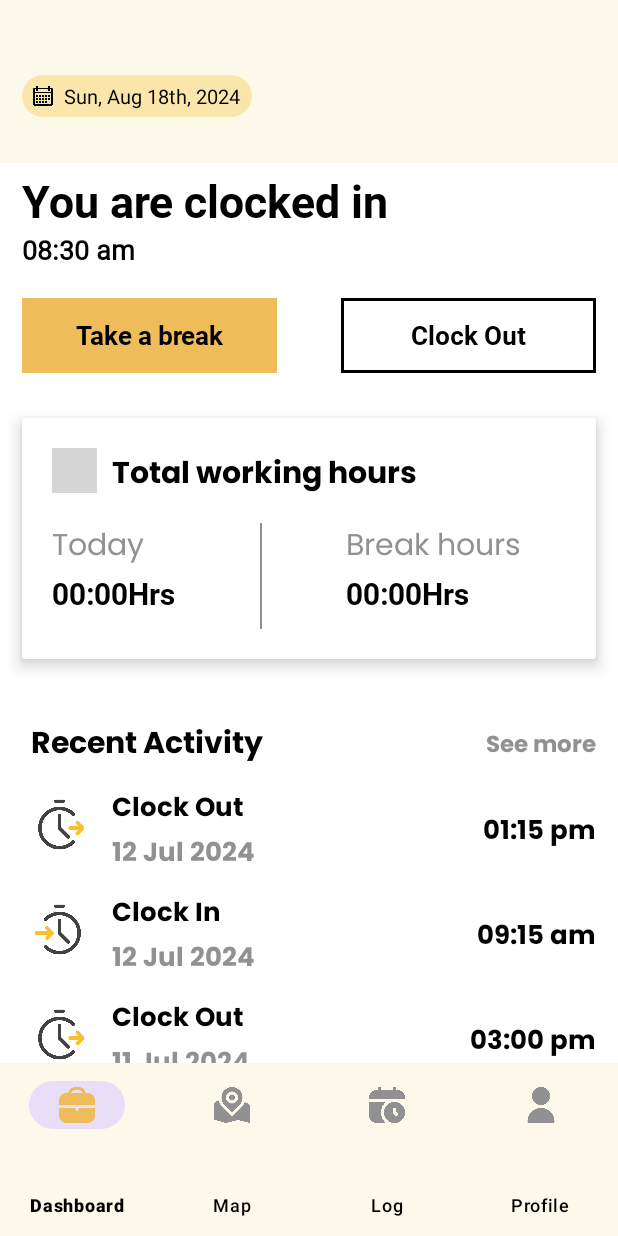
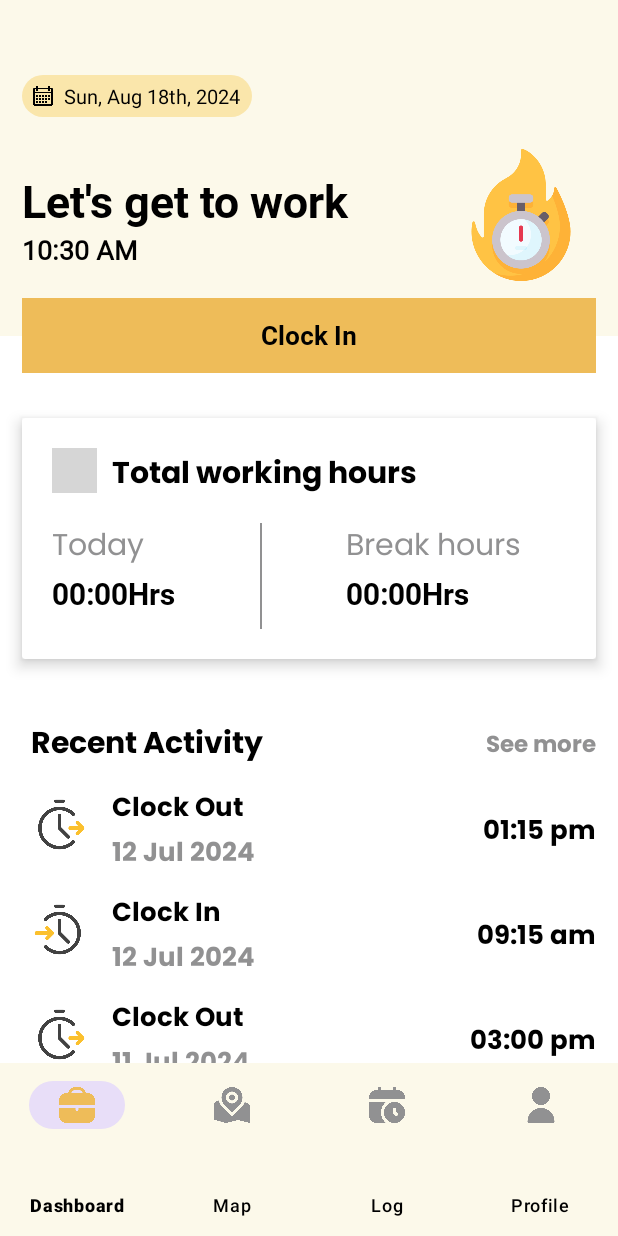
Before and after one commit to Aakash-Khamari/Nexus, an Android app: the screen it shows after launch (MainActivity), on a phone screen of 412 x 824 dp. Run offline under Robolectric (Android 15) with nearby library versions, the phone set to English and light mode, and no system bars; our stand-ins replace navigation-ui; grey boxes are pictures that could not be loaded.

Commit message:
Navigation Implemented

```diff
--- a/app/src/main/java/com/sovereign/clockify/Dashboard/Dashboard.kt
+++ b/app/src/main/java/com/sovereign/clockify/Dashboard/Dashboard.kt
@@ -1,12 +1,24 @@
 package com.sovereign.clockify.Dashboard
 
+import android.animation.Animator
+import android.animation.AnimatorListenerAdapter
+import android.animation.ObjectAnimator
 import android.os.Bundle
 import androidx.fragment.app.Fragment
 import android.view.LayoutInflater
 import android.view.View
 import android.view.ViewGroup
+import android.view.animation.Animation
+import android.view.animation.AnimationUtils
+import android.widget.Toast
+import androidx.navigation.fragment.findNavController
+import androidx.viewpager2.widget.ViewPager2
+import com.google.android.material.bottomnavigation.BottomNavigationView
+import com.sovereign.clockify.R
 import com.sovereign.clockify.databinding.FragmentDashboardBinding
+import kotlinx.coroutines.NonCancellable.start
 import java.text.SimpleDateFormat
+import java.util.Calendar
 import java.util.Date
 import java.util.Locale
 
@@ -14,18 +26,135 @@ class Dashboard : Fragment() {
 
     private var _binding: FragmentDashboardBinding? = null
     private val binding get() = _binding!!
+    private var isOnBreak = false
+    private lateinit var fadeIn: Animation
+    private lateinit var fadeOut: Animation
 
     override fun onCreateView(
         inflater: LayoutInflater, container: ViewGroup?,
         savedInstanceState: Bundle?
-    ): View? {
+    ): View {
         _binding = FragmentDashboardBinding.inflate(inflater, container, false)
         val view = binding.root
 
-        // Set the formatted date with suffix
-        setFormattedDateWithSuffix()
+        // Initialize animations here
+        fadeIn = AnimationUtils.loadAnimation(requireContext(), R.anim.fade_in)
+        fadeOut = AnimationUtils.loadAnimation(requireContext(), R.anim.fade_out)
+
+        // Set Date Function
+        setDate()
+        // Set Date Function
+        setTime()
+
+
+        binding.clockInBtn.setOnClickListener(){
+            handleClockInAction()
+        }
+
+        binding.TakeABreakBtn.setOnClickListener(){
+            handleBreakAction()
+        }
+
+        binding.clockOutBtn.setOnClickListener(){
+            handleClockOutAction()
+        }
+
+        val viewPager = activity?.findViewById<ViewPager2>(R.id.home_viewPager)
+        binding.seeMoreBtn.setOnClickListener {
+            handleSeeMoreAction()
+        }
+
 
         return view
+    }
+
+    private fun handleSeeMoreAction() {
+        // Access the ViewPager2 from the parent activity
+        val viewPager = activity?.findViewById<ViewPager2>(R.id.home_viewPager)
+
+        // Check if ViewPager2 is not null
+        if (viewPager != null) {
+            // Set the current item of ViewPager2 to 2
+            viewPager.currentItem = 2
+
+            // Access the BottomNavigationView from the parent activity
+            val bottomNavView = activity?.findViewById<BottomNavigationView>(R.id.bottom_nav_view)
+
+            // Check if BottomNavigationView is not null
+            if (bottomNavView != null) {
+                // Update BottomNavigationView selection to match the ViewPager2 item
+                bottomNavView.menu.getItem(2).isChecked = true
+            }
+        }
+    }
+
+    private fun handleBreakAction() {
+
+        if (!isOnBreak){
+
+            // Update the text of the TextView
+            binding.currentStatusTV.text = getString(R.string.on_break_text)
+            binding.currentStatusTV.startAnimation(fadeIn)
+            binding.clockOutImg.visibility = View.VISIBLE
+            binding.clockOutImg.startAnimation(fadeIn)
+            binding.TakeABreakBtn.text = getString(R.string.end_break)
+
+
+
+            isOnBreak = true
+        }else{
+
+            binding.clockOutImg.visibility = View.GONE
+            binding.currentStatusTV.text = getString(R.string.clocked_in_text)
+            binding.currentStatusTV.startAnimation(fadeOut)
+            binding.TakeABreakBtn.text = getString(R.string.take_break)
+            isOnBreak = false
+        }
+        // Additional actions specific to Clock Out
+    }
+
+    private fun handleClockInAction() {
+
+        // Update the text of the TextView
+        binding.currentStatusTV.text = getString(R.string.clocked_in_text)
+        binding.clockOutImg.visibility = View.GONE
+        //binding.clockInBtn.startAnimation(fadeOut)
+        binding.clockInBtn.visibility = View.GONE
+        //binding.TakeABreakBtn.startAnimation(fadeIn)
+        binding.TakeABreakBtn.visibility = View.VISIBLE
+        //binding.clockOutBtn.startAnimation(fadeIn)
+        binding.clockOutBtn.visibility = View.VISIBLE
+
+
+        // Additional actions specific to Clock In
+    }
+
+    private fun handleClockOutAction() {
+
+        if (isOnBreak){
+            Toast.makeText(requireContext(), "End your break to Clock Out", Toast.LENGTH_SHORT).show()
+        }else {
+            // Update the text of the TextView
+            binding.currentStatusTV.text = getString(R.string.clocked_out_text)
+            binding.clockOutImg.visibility = View.VISIBLE
+            //binding.TakeABreakBtn.startAnimation(fadeOut)
+            binding.TakeABreakBtn.visibility = View.GONE
+            //binding.clockOutBtn.startAnimation(fadeOut)
+            binding.clockOutBtn.visibility = View.GONE
+            //binding.clockInBtn.startAnimation(fadeIn)
+            binding.clockInBtn.visibility = View.VISIBLE
+        }
+
+        // Additional actions specific to Clock Out
+    }
+
+    private fun setTime() {
+        val calendar = Calendar.getInstance()
+        val timeFormat = SimpleDateFormat("hh:mm a", java.util.Locale.getDefault())
+        val formattedTime = timeFormat.format(calendar.time)
+
+        // Set the formatted time to the TextView
+        binding.currentTime.text = formattedTime
     }
 
     // Function to determine the correct suffix for the day
@@ -43,7 +172,7 @@ class Dashboard : Fragment() {
     }
 
     // Function to format the date with the appropriate suffix
-    private fun setFormattedDateWithSuffix() {
+    private fun setDate() {
         val currentDate = Date()
         val dateFormat = SimpleDateFormat("EEE, MMM d", Locale.getDefault())
         val yearFormat = SimpleDateFormat("yyyy", Locale.getDefault())
--- a/app/src/main/java/com/sovereign/clockify/bottomNavigation/BottomNavigation.kt
+++ b/app/src/main/java/com/sovereign/clockify/bottomNavigation/BottomNavigation.kt
@@ -6,11 +6,16 @@ import android.view.LayoutInflater
 import android.view.View
 import android.view.ViewGroup
 import androidx.viewpager2.widget.ViewPager2
-import com.google.android.material.bottomnavigation.BottomNavigationView
+import com.sovereign.clockify.Dashboard.Dashboard
+import com.sovereign.clockify.Log.Log
+import com.sovereign.clockify.Map.MapScreen
+import com.sovereign.clockify.Profile.Profile
 import com.sovereign.clockify.R
 import com.sovereign.clockify.databinding.FragmentBottomNavigationBinding
 
 class BottomNavigation : Fragment() {
+
+    private lateinit var bottomNavigationItemsAdapter: BottomNavigationItemsAdapter
 
     private var _binding: FragmentBottomNavigationBinding? = null
     private val binding get() = _binding!!
@@ -20,24 +25,43 @@ class BottomNavigation : Fragment() {
         savedInstanceState: Bundle?
     ): View? {
         _binding = FragmentBottomNavigationBinding.inflate(inflater, container, false)
+
+        setOnboardingItems()
+
         return binding.root
     }
 
-    override fun onViewCreated(view: View, savedInstanceState: Bundle?) {
-        super.onViewCreated(view, savedInstanceState)
+    private fun setOnboardingItems() {
+        // Set up the ViewPager2 with the adapter
+        bottomNavigationItemsAdapter = BottomNavigationItemsAdapter(
+            listOf(
+                Dashboard(),
+                MapScreen(),
+                Log(),
+                Profile()
+            ),
+            requireActivity().supportFragmentManager,
+            lifecycle
+        )
 
-        val viewPager: ViewPager2 = binding.homeViewPager
-        val bottomNavView: BottomNavigationView = binding.bottomNavView
+        val viewPager = binding.homeViewPager
+        viewPager.adapter = bottomNavigationItemsAdapter
 
-        val adapter = BottomNavigationItemsAdapter(childFragmentManager, lifecycle)
-        viewPager.adapter = adapter
+        // Synchronize ViewPager2 with BottomNavigationView
+        viewPager.registerOnPageChangeCallback(object : ViewPager2.OnPageChangeCallback() {
+            override fun onPageSelected(position: Int) {
+                binding.bottomNavView.menu.getItem(position).isChecked = true
+            }
+        })
 
-        bottomNavView.setOnNavigationItemSelectedListener { item ->
+        // Synchronize BottomNavigationView with ViewPager2
+        binding.bottomNavView.setOnItemSelectedListener { item ->
             when (item.itemId) {
                 R.id.navDashboard -> viewPager.currentItem = 0
                 R.id.navMap -> viewPager.currentItem = 1
                 R.id.navAttendance -> viewPager.currentItem = 2
                 R.id.navProfile -> viewPager.currentItem = 3
+                else -> false
             }
             true
         }
--- a/app/src/main/java/com/sovereign/clockify/bottomNavigation/BottomNavigationItemsAdapter.kt
+++ b/app/src/main/java/com/sovereign/clockify/bottomNavigation/BottomNavigationItemsAdapter.kt
@@ -10,20 +10,18 @@ import com.sovereign.clockify.Map.MapScreen
 import com.sovereign.clockify.Profile.Profile
 
 
-class BottomNavigationItemsAdapter(
-    fragmentManager: FragmentManager,
-    lifecycle: Lifecycle
-) : FragmentStateAdapter(fragmentManager, lifecycle) {
+class BottomNavigationItemsAdapter(list: List<Fragment>, fm: FragmentManager, lifecycle: Lifecycle):
+    FragmentStateAdapter(fm,lifecycle) {
 
-    override fun getItemCount(): Int = 4
+    private val fragmentList = list
+
+    override fun getItemCount(): Int {
+        return fragmentList.size
+
+    }
 
     override fun createFragment(position: Int): Fragment {
-        return when (position) {
-            0 -> Dashboard()
-            1 -> MapScreen()
-            2 -> Log()
-            3 -> Profile()
-            else -> throw IllegalStateException("Unexpected position $position")
-        }
+        return fragmentList[position]
     }
+
 }
--- /dev/null
+++ b/app/src/main/res/anim/fade_in.xml
@@ -0,0 +1,5 @@
+<?xml version="1.0" encoding="utf-8"?>
+<alpha xmlns:android="http://schemas.android.com/apk/res/android"
+    android:fromAlpha="0.0"
+    android:toAlpha="1.0"
+    android:duration="500"/>
--- /dev/null
+++ b/app/src/main/res/anim/fade_out.xml
@@ -0,0 +1,5 @@
+<?xml version="1.0" encoding="utf-8"?>
+<alpha xmlns:android="http://schemas.android.com/apk/res/android"
+    android:fromAlpha="1.0"
+    android:toAlpha="0.0"
+    android:duration="500"/>
--- a/app/src/main/res/layout/fragment_bottom_navigation.xml
+++ b/app/src/main/res/layout/fragment_bottom_navigation.xml
@@ -9,7 +9,7 @@
     <androidx.viewpager2.widget.ViewPager2
         android:id="@+id/home_viewPager"
         android:layout_width="match_parent"
-        android:layout_height="0dp"
+        android:layout_height="match_parent"
         app:layout_constraintBottom_toTopOf="@+id/bottom_nav_view"
         app:layout_constraintEnd_toEndOf="parent"
         app:layout_constraintStart_toStartOf="parent"
--- a/app/src/main/res/layout/fragment_dashboard.xml
+++ b/app/src/main/res/layout/fragment_dashboard.xml
@@ -5,7 +5,8 @@
     android:layout_width="match_parent"
     android:layout_height="match_parent"
     tools:context=".Dashboard.Dashboard"
-    android:background="@drawable/home_background">
+    android:background="@drawable/home_background"
+    android:paddingBottom="115dp">
 
     <ScrollView
         android:layout_width="match_parent"
@@ -14,7 +15,7 @@
 
         <androidx.constraintlayout.widget.ConstraintLayout
             android:layout_width="match_parent"
-            android:layout_height="match_parent">
+            android:layout_height="wrap_content">
 
     <androidx.constraintlayout.widget.Guideline
         android:id="@+id/rightGuideline"
@@ -75,16 +76,31 @@
 
 
 
+        <LinearLayout
+            android:layout_width="wrap_content"
+            android:layout_height="wrap_content"
+            android:orientation="horizontal">
         <TextView
             android:id="@+id/UserGreeting"
             android:layout_width="wrap_content"
             android:layout_height="wrap_content"
-            android:layout_marginTop="10dp"
             android:fontFamily="sans-serif"
-            android:text="Good Morning, Aakash Khamari"
+            android:text="@string/good_morning"
             android:textColor="#858484"
             android:textSize="20sp"
             android:visibility="gone"/>
+
+        <TextView
+            android:id="@+id/UserName"
+            android:layout_width="wrap_content"
+            android:layout_height="wrap_content"
+            android:fontFamily="sans-serif"
+            android:text="@string/user_name"
+            android:textColor="#858484"
+            android:textSize="20sp"
+            android:visibility="gone"/>
+
+        </LinearLayout>
 
 
         <TextView
@@ -93,11 +109,12 @@
             android:layout_height="wrap_content"
             android:fontFamily="@font/roboto_bold"
             android:layout_marginTop="5dp"
-            android:text="You are clocked in"
+            android:text="@string/clocked_out_text"
             android:textColor="#000000"
             android:textSize="30sp" />
 
         <TextView
+            android:id="@+id/currentTime"
             android:layout_width="wrap_content"
             android:layout_height="wrap_content"
             android:text="08:30 am"
@@ -109,6 +126,7 @@
     </LinearLayout>
 
     <ImageView
+        android:id="@+id/clock_out_img"
         android:layout_width="100dp"
         android:layout_height="100dp"
         android:padding="6dp"
@@ -116,7 +134,7 @@
         app:layout_constraintEnd_toStartOf="@+id/leftGuideline"
         app:layout_constraintTop_toTopOf="@+id/currentStatusLL"
         app:layout_constraintBottom_toBottomOf="@+id/currentStatusLL"
-        android:visibility="gone"/>
+        android:visibility="visible"/>
 
     <androidx.constraintlayout.widget.ConstraintLayout
         android:id="@+id/statusChangeCL"
@@ -141,7 +159,7 @@
             android:fontFamily="@font/roboto_bold"
             android:textColor="@color/black"
             android:textSize="17sp"
-            android:visibility="gone"
+            android:visibility="visible"
             app:layout_constraintStart_toStartOf="parent"
             app:layout_constraintTop_toTopOf="parent" />
 
@@ -158,7 +176,7 @@
             android:fontFamily="@font/roboto_bold"
             android:textColor="@color/black"
             android:textSize="17sp"
-            android:visibility="visible"
+            android:visibility="gone"
             app:layout_constraintEnd_toStartOf="@+id/clockOutBtn"
             app:layout_constraintHorizontal_bias="0.5"
             app:layout_constraintHorizontal_chainStyle="spread_inside"
@@ -178,7 +196,7 @@
             android:fontFamily="@font/roboto_bold"
             android:textColor="@color/black"
             android:textSize="17sp"
-            android:visibility="visible"
+            android:visibility="gone"
             app:layout_constraintEnd_toEndOf="parent"
             app:layout_constraintHorizontal_bias="0.5"
             app:layout_constraintStart_toEndOf="@+id/TakeABreakBtn"
@@ -350,6 +368,7 @@
                 app:layout_constraintTop_toTopOf="parent"/>
 
             <TextView
+                android:id="@+id/seeMoreBtn"
                 android:layout_width="wrap_content"
                 android:layout_height="wrap_content"
                 android:text="See more"
--- a/app/src/main/res/layout/fragment_map_screen.xml
+++ b/app/src/main/res/layout/fragment_map_screen.xml
@@ -4,7 +4,8 @@
     xmlns:tools="http://schemas.android.com/tools"
     android:layout_width="match_parent"
     android:layout_height="match_parent"
-    tools:context=".Map.MapScreen">
+    tools:context=".Map.MapScreen"
+    android:paddingBottom="115dp">
 
     <androidx.fragment.app.FragmentContainerView
         android:id="@+id/map_display_fragment"
--- a/app/src/main/res/navigation/app_nav_graph.xml
+++ b/app/src/main/res/navigation/app_nav_graph.xml
@@ -10,37 +10,19 @@
         android:name="com.sovereign.clockify.bottomNavigation.BottomNavigation"
         android:label="fragment_bottom_navigation"
         tools:layout="@layout/fragment_bottom_navigation" >
-        <action
-            android:id="@+id/action_bottomNavigation_to_dashboard"
-            app:destination="@id/dashboard" />
-        <action
-            android:id="@+id/action_bottomNavigation_to_mapScreen"
-            app:destination="@id/mapScreen" />
-        <action
-            android:id="@+id/action_bottomNavigation_to_log"
-            app:destination="@id/log" />
-        <action
-            android:id="@+id/action_bottomNavigation_to_profile"
-            app:destination="@id/profile" />
     </fragment>
     <fragment
         android:id="@+id/dashboard"
         android:name="com.sovereign.clockify.Dashboard.Dashboard"
         android:label="fragment_dashboard"
-        tools:layout="@layout/fragment_dashboard" />
+        tools:layout="@layout/fragment_dashboard" >
+        <action
+            android:id="@+id/action_dashboard_to_log"
+            app:destination="@id/log" />
+    </fragment>
     <fragment
         android:id="@+id/log"
         android:name="com.sovereign.clockify.Log.Log"
         android:label="fragment_log"
         tools:layout="@layout/fragment_log" />
-    <fragment
-        android:id="@+id/mapScreen"
-        android:name="com.sovereign.clockify.Map.MapScreen"
-        android:label="fragment_map_screen"
-        tools:layout="@layout/fragment_map_screen" />
-    <fragment
-        android:id="@+id/profile"
-        android:name="com.sovereign.clockify.Profile.Profile"
-        android:label="fragment_profile"
-        tools:layout="@layout/fragment_profile" />
 </navigation>
--- a/app/src/main/res/values/strings.xml
+++ b/app/src/main/res/values/strings.xml
@@ -1,9 +1,15 @@
 <resources>
     <string name="app_name">Clockify</string>
-    <!-- TODO: Remove or change this placeholder text -->
     <string name="hello_blank_fragment">Hello blank fragment</string>
     <string name="profile">Profile</string>
     <string name="log">Log</string>
     <string name="map">Map</string>
     <string name="dashboard">Dashboard</string>
+    <string name="good_morning">Good Morning,</string>
+    <string name="user_name">&#032;Aakash Khamari</string>
+    <string name="clocked_in_text">You are clocked in</string>
+    <string name="clocked_out_text">Let\'s get to work</string>
+    <string name="on_break_text">Let\'s get back to work</string>
+    <string name="take_break">Take a break</string>
+    <string name="end_break">End break</string>
 </resources>
```
Also changed, not shown: app/src/main/res/layout/fragment_log.xml (+2 -8 lines), app/src/main/res/layout/fragment_profile.xml (+4 -8 lines), 5 other files.
